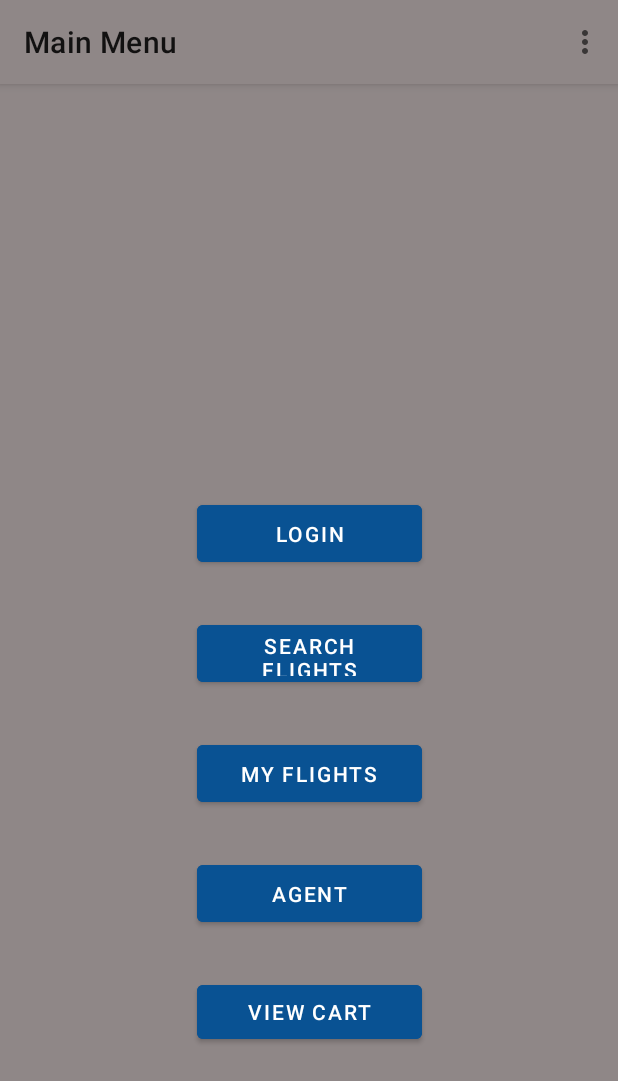
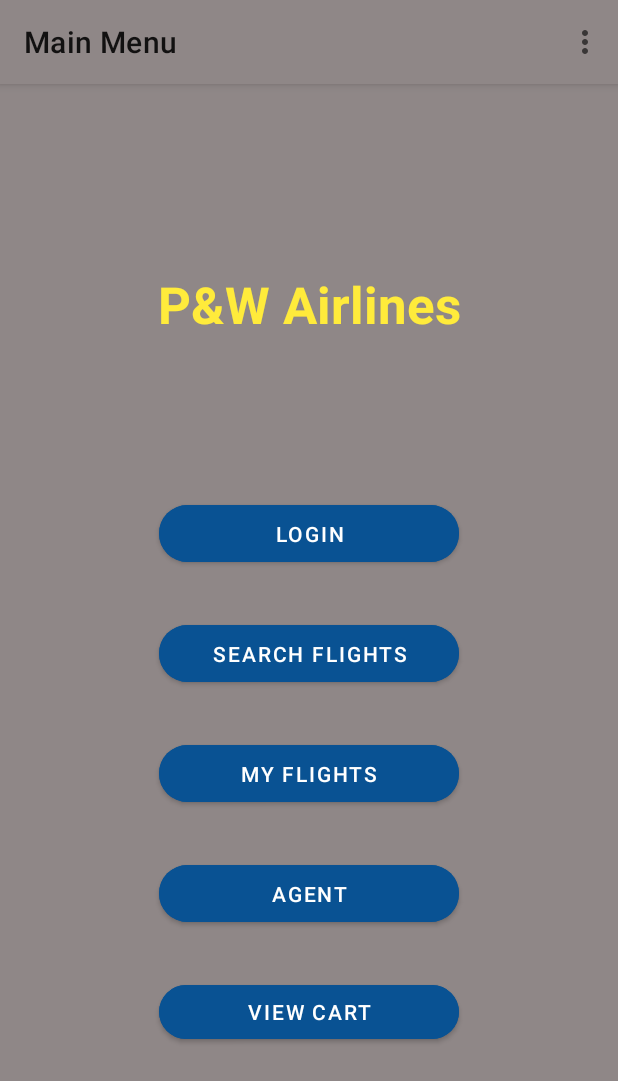
Before and after one commit to pestilence-and-war/AirlineReservations, an Android app: the screen it shows after launch (MainActivity), on a phone screen of 412 x 824 dp. Shown: the top 1081 px of the screen. Run offline under Robolectric (Android 15) with nearby library versions, the phone set to English and light mode, and no system bars; our stand-ins replace navigation-ui.

Commit message:
Main screen appearance

```diff
--- a/app/src/main/res/layout/activity_main.xml
+++ b/app/src/main/res/layout/activity_main.xml
@@ -26,7 +26,7 @@
         android:id="@+id/nav_host_fragment_content_main"
         android:name="androidx.navigation.fragment.NavHostFragment"
         android:layout_width="match_parent"
-        android:layout_height="665dp"
+        android:layout_height="597dp"
         android:layout_gravity="bottom"
         app:defaultNavHost="true"
         app:layout_constraintBottom_toBottomOf="parent"
@@ -36,5 +36,19 @@
         app:navGraph="@navigation/nav_graph"
         tools:layout="@layout/fragment_content" />
 
+    <TextView
+        android:id="@+id/textView3"
+        android:layout_width="match_parent"
+        android:layout_height="93dp"
+        android:text="P&amp;W Airlines"
+        android:textAlignment="center"
+        android:textColor="#FFEB3B"
+        android:textSize="34sp"
+        android:textStyle="bold"
+        android:visibility="visible"
+        app:layout_anchor="@+id/nav_host_fragment_content_main"
+        app:layout_anchorGravity="top|center"
+        tools:visibility="visible" />
+
 
 </androidx.coordinatorlayout.widget.CoordinatorLayout>
--- a/app/src/main/res/layout/fragment_content.xml
+++ b/app/src/main/res/layout/fragment_content.xml
@@ -9,56 +9,61 @@
 
     <Button
         android:id="@+id/b_search"
-        android:layout_width="150dp"
+        android:layout_width="200dp"
         android:layout_height="50dp"
         android:layout_marginBottom="30dp"
         android:backgroundTint="#095293"
         android:text="@string/searchFlights"
+        app:cornerRadius="20dp"
         app:layout_constraintBottom_toTopOf="@+id/b_myflights"
         app:layout_constraintEnd_toEndOf="parent"
         app:layout_constraintStart_toStartOf="parent" />
 
     <Button
         android:id="@+id/b_agent"
-        android:layout_width="150dp"
+        android:layout_width="200dp"
         android:layout_height="50dp"
         android:layout_marginBottom="30dp"
         android:backgroundTint="#095293"
         android:text="@string/agent"
+        app:cornerRadius="20dp"
         app:layout_constraintBottom_toTopOf="@+id/b_view_cart2"
         app:layout_constraintEnd_toEndOf="parent"
         app:layout_constraintStart_toStartOf="parent" />
 
     <Button
         android:id="@+id/b_view_cart2"
-        android:layout_width="150dp"
+        android:layout_width="200dp"
         android:layout_height="wrap_content"
         android:layout_marginBottom="125dp"
         android:backgroundTint="#095293"
         android:text="@string/viewCart"
+        app:cornerRadius="20dp"
         app:layout_constraintBottom_toBottomOf="parent"
         app:layout_constraintEnd_toEndOf="parent"
         app:layout_constraintStart_toStartOf="parent" />
 
     <Button
         android:id="@+id/b_login"
-        android:layout_width="150dp"
+        android:layout_width="200dp"
         android:layout_height="50dp"
         android:layout_marginBottom="30dp"
         android:backgroundTint="#095293"
         android:text="@string/login"
         android:textAlignment="center"
+        app:cornerRadius="20dp"
         app:layout_constraintBottom_toTopOf="@+id/b_search"
         app:layout_constraintEnd_toEndOf="parent"
         app:layout_constraintStart_toStartOf="parent" />
 
     <Button
         android:id="@+id/b_myflights"
-        android:layout_width="150dp"
+        android:layout_width="200dp"
         android:layout_height="50dp"
         android:layout_marginBottom="30dp"
         android:backgroundTint="#095293"
         android:text="@string/myFlights"
+        app:cornerRadius="20dp"
         app:layout_constraintBottom_toTopOf="@+id/b_agent"
         app:layout_constraintEnd_toEndOf="parent"
         app:layout_constraintStart_toStartOf="parent" />
```
